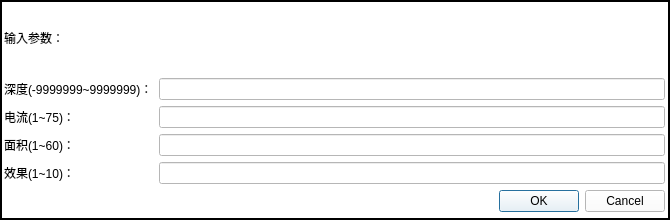
This is autodialog.ui in taiyuankejizhu/SparkZNC as Qt 5 draws it before an edit. The edited form follows.
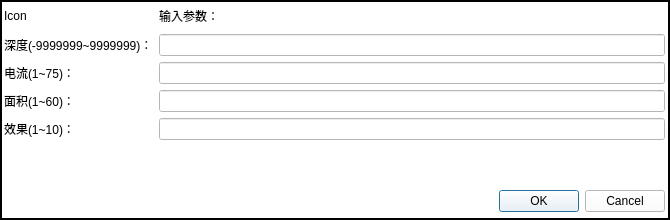
This is the edited form.

Diff of the .ui file:
```diff
--- a/autodialog.ui
+++ b/autodialog.ui
@@ -492,55 +492,68 @@
      <property name="bottomMargin">
       <number>8</number>
      </property>
-     <item>
-      <widget class="QLabel" name="label">
-       <property name="text">
-        <string>输入参数：</string>
-       </property>
-      </widget>
-     </item>
      <item>
       <layout class="QFormLayout" name="formLayout">
-       <item row="0" column="0">
+       <item row="2" column="0">
         <widget class="QLabel" name="label_2">
          <property name="text">
           <string>深度(-9999999~9999999)：</string>
          </property>
         </widget>
        </item>
-       <item row="1" column="0">
+       <item row="3" column="0">
         <widget class="QLabel" name="label_3">
          <property name="text">
           <string>电流(1~75)：</string>
          </property>
         </widget>
        </item>
-       <item row="2" column="0">
+       <item row="4" column="0">
         <widget class="QLabel" name="label_4">
          <property name="text">
           <string>面积(1~60)：</string>
          </property>
         </widget>
        </item>
-       <item row="3" column="0">
+       <item row="5" column="0">
         <widget class="QLabel" name="label_5">
          <property name="text">
           <string>效果(1~10)：</string>
          </property>
         </widget>
        </item>
-       <item row="0" column="1">
+       <item row="2" column="1">
         <widget class="QLineEdit" name="lineEdit"/>
        </item>
-       <item row="1" column="1">
+       <item row="3" column="1">
         <widget class="QLineEdit" name="lineEdit_2"/>
        </item>
-       <item row="2" column="1">
+       <item row="4" column="1">
         <widget class="QLineEdit" name="lineEdit_3"/>
        </item>
-       <item row="3" column="1">
+       <item row="5" column="1">
         <widget class="QLineEdit" name="lineEdit_4"/>
        </item>
+       <item row="1" column="1">
+        <widget class="QLabel" name="label_title">
+         <property name="text">
+          <string>输入参数：</string>
+         </property>
+        </widget>
+       </item>
+       <item row="1" column="0">
+        <widget class="QLabel" name="label">
+         <property name="minimumSize">
+          <size>
+           <width>24</width>
+           <height>24</height>
+          </size>
+         </property>
+         <property name="text">
+          <string>Icon</string>
+         </property>
+        </widget>
+       </item>
       </layout>
      </item>
      <item>
```
